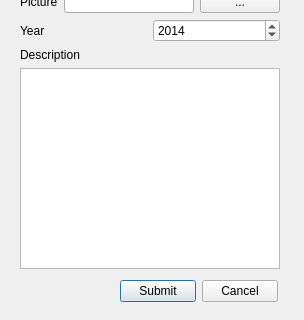
Drakenhielm/Biobokningssystem, file Mainwindow/add_movie/popup.ui: the form before one commit; both pictures show x 0 to 304 and y 171 to 491 of the 304 by 491 pixel window.
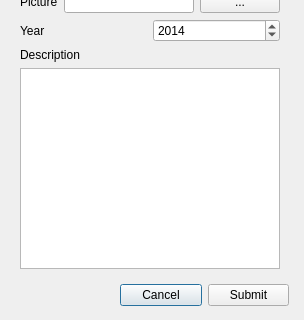
The form after the commit.

```diff
--- a/Mainwindow/add_movie/popup.ui
+++ b/Mainwindow/add_movie/popup.ui
@@ -36,22 +36,22 @@
     <rect>
      <x>120</x>
      <y>450</y>
-     <width>158</width>
-     <height>25</height>
+     <width>169</width>
+     <height>32</height>
     </rect>
    </property>
    <layout class="QHBoxLayout" name="horizontalLayout_8">
     <item>
-     <widget class="QPushButton" name="AddButton">
+     <widget class="QPushButton" name="CancelButton">
       <property name="text">
-       <string>Submit</string>
+       <string>Cancel</string>
       </property>
      </widget>
     </item>
     <item>
-     <widget class="QPushButton" name="CancelButton">
+     <widget class="QPushButton" name="AddButton">
       <property name="text">
-       <string>Cancel</string>
+       <string>Submit</string>
       </property>
      </widget>
     </item>
```
